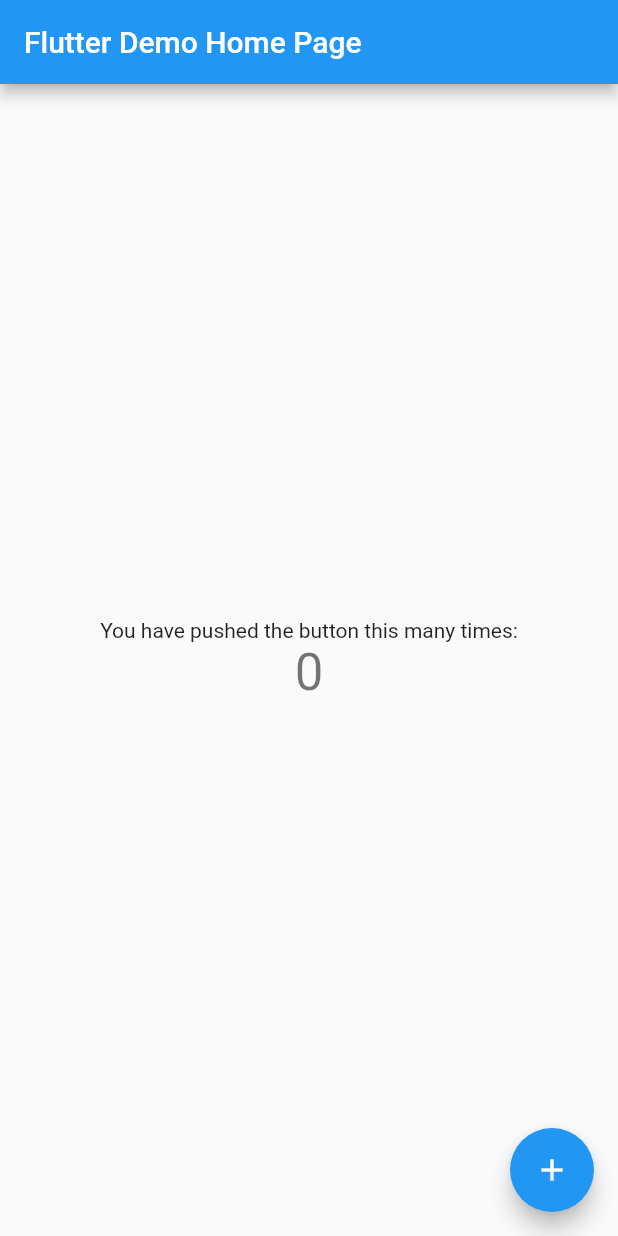
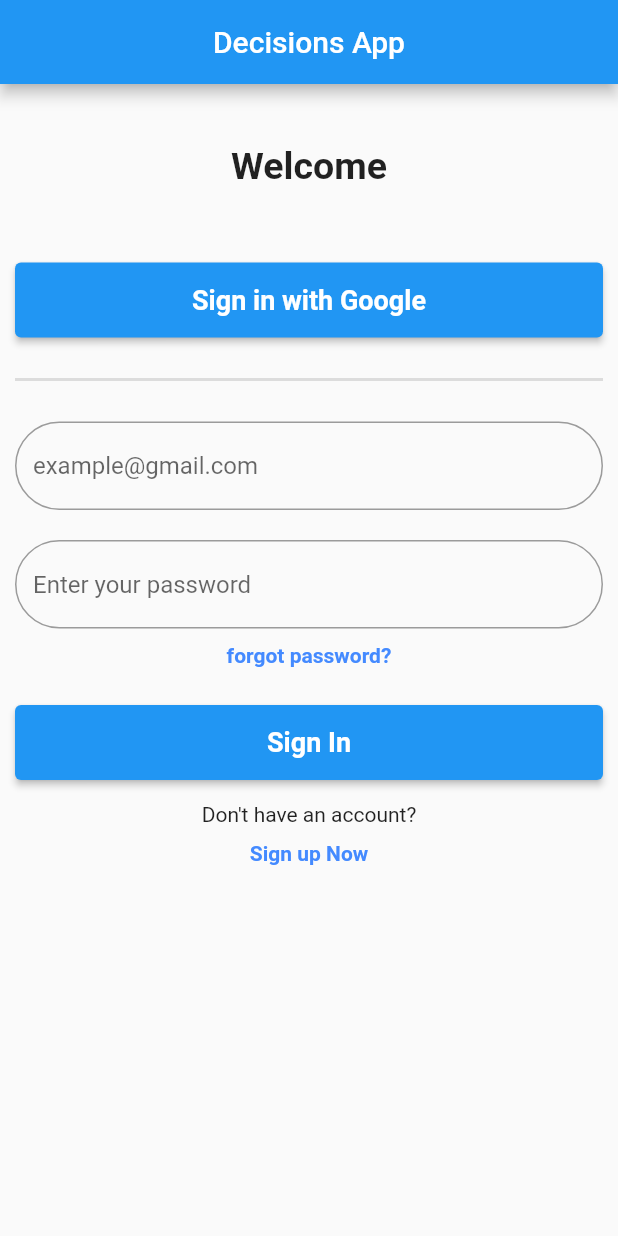
Before and after one commit to taltrums/decisions, a Flutter app: the screen it shows after launch, on a phone screen of 412 x 824 dp. Run offline on Flutter 3.47's test engine with Material 2 defaults, Android fonts, the phone set to English and light mode, and no system bars; our stand-ins replace firebase_auth, firebase_core, fluttertoast, google_sign_in; accounts and stored records are empty.

Commit message:
add authentication

```diff
--- a/lib/main.dart
+++ b/lib/main.dart
@@ -1,115 +1,45 @@
+import 'package:decisionsapp/pages/signinpage.dart';
+import 'package:decisionsapp/utils/authentication.dart';
+import 'package:firebase_core/firebase_core.dart';
 import 'package:flutter/material.dart';
+import 'firebase_options.dart';
 
-void main() {
+void main() async {
+  WidgetsFlutterBinding.ensureInitialized();
+  //Authentication.initializeFirebase();
+  await Firebase.initializeApp(
+    options: DefaultFirebaseOptions.currentPlatform,
+  );
+
   runApp(const MyApp());
 }
 
 class MyApp extends StatelessWidget {
-  const MyApp({super.key});
-
-  // This widget is the root of your application.
-  @override
-  Widget build(BuildContext context) {
-    return MaterialApp(
-      title: 'Flutter Demo',
-      theme: ThemeData(
-        // This is the theme of your application.
-        //
-        // Try running your application with "flutter run". You'll see the
-        // application has a blue toolbar. Then, without quitting the app, try
-        // changing the primarySwatch below to Colors.green and then invoke
-        // "hot reload" (press "r" in the console where you ran "flutter run",
-        // or simply save your changes to "hot reload" in a Flutter IDE).
-        // Notice that the counter didn't reset back to zero; the application
-        // is not restarted.
-        primarySwatch: Colors.blue,
-      ),
-      home: const MyHomePage(title: 'Flutter Demo Home Page'),
-    );
-  }
-}
-
-class MyHomePage extends StatefulWidget {
-  const MyHomePage({super.key, required this.title});
-
-  // This widget is the home page of your application. It is stateful, meaning
-  // that it has a State object (defined below) that contains fields that affect
-  // how it looks.
-
-  // This class is the configuration for the state. It holds the values (in this
-  // case the title) provided by the parent (in this case the App widget) and
-  // used by the build method of the State. Fields in a Widget subclass are
-  // always marked "final".
-
-  final String title;
-
-  @override
-  State<MyHomePage> createState() => _MyHomePageState();
-}
-
-class _MyHomePageState extends State<MyHomePage> {
-  int _counter = 0;
-
-  void _incrementCounter() {
-    setState(() {
-      // This call to setState tells the Flutter framework that something has
-      // changed in this State, which causes it to rerun the build method below
-      // so that the display can reflect the updated values. If we changed
-      // _counter without calling setState(), then the build method would not be
-      // called again, and so nothing would appear to happen.
-      _counter++;
-    });
-  }
+  const MyApp({Key? key}) : super(key: key);
 
   @override
   Widget build(BuildContext context) {
-    // This method is rerun every time setState is called, for instance as done
-    // by the _incrementCounter method above.
-    //
-    // The Flutter framework has been optimized to make rerunning build methods
-    // fast, so that you can just rebuild anything that needs updating rather
-    // than having to individually change instances of widgets.
-    return Scaffold(
-      appBar: AppBar(
-        // Here we take the value from the MyHomePage object that was created by
-        // the App.build method, and use it to set our appbar title.
-        title: Text(widget.title),
-      ),
-      body: Center(
-        // Center is a layout widget. It takes a single child and positions it
-        // in the middle of the parent.
-        child: Column(
-          // Column is also a layout widget. It takes a list of children and
-          // arranges them vertically. By default, it sizes itself to fit its
-          // children horizontally, and tries to be as tall as its parent.
-          //
-          // Invoke "debug painting" (press "p" in the console, choose the
-          // "Toggle Debug Paint" action from the Flutter Inspector in Android
-          // Studio, or the "Toggle Debug Paint" command in Visual Studio Code)
-          // to see the wireframe for each widget.
-          //
-          // Column has various properties to control how it sizes itself and
-          // how it positions its children. Here we use mainAxisAlignment to
-          // center the children vertically; the main axis here is the vertical
-          // axis because Columns are vertical (the cross axis would be
-          // horizontal).
-          mainAxisAlignment: MainAxisAlignment.center,
-          children: <Widget>[
-            const Text(
-              'You have pushed the button this many times:',
-            ),
-            Text(
-              '$_counter',
-              style: Theme.of(context).textTheme.headlineMedium,
-            ),
-          ],
-        ),
-      ),
-      floatingActionButton: FloatingActionButton(
-        onPressed: _incrementCounter,
-        tooltip: 'Increment',
-        child: const Icon(Icons.add),
-      ), // This trailing comma makes auto-formatting nicer for build methods.
-    );
+    return FutureBuilder(
+        future: Authentication.initializeFirebase(),
+        builder: (context, snapshot) {
+          if (snapshot.hasError) {
+            return Text(
+              'Something went wrong',
+              textDirection: TextDirection.ltr,
+            );
+          }
+          if (snapshot.connectionState == ConnectionState.done) {
+            return MaterialApp(
+              title: 'Decisions App',
+              debugShowCheckedModeBanner: false,
+              theme: ThemeData(
+                primarySwatch: Colors.blue,
+              ),
+              home: const LoginPage(),
+            );
+          }
+          return CircularProgressIndicator(
+              valueColor: AlwaysStoppedAnimation<Color>(Colors.orange));
+        });
   }
 }
--- /dev/null
+++ b/lib/pages/signinpage.dart
@@ -0,0 +1,157 @@
+import 'package:decisionsapp/pages/homepage.dart';
+import 'package:decisionsapp/pages/registerpage.dart';
+import 'package:decisionsapp/pages/resetpassword.dart';
+import 'package:decisionsapp/utils/authentication.dart';
+import 'package:flutter/material.dart';
+
+class LoginPage extends StatefulWidget {
+  const LoginPage({Key? key}) : super(key: key);
+
+  @override
+  State<LoginPage> createState() => _LoginPageState();
+}
+
+class _LoginPageState extends State<LoginPage> {
+  late String _email, _password;
+
+  @override
+  void initState() {
+    //ToDo: checkSignedIn
+    super.initState();
+  }
+
+  @override
+  Widget build(BuildContext context) {
+    return Scaffold(
+        appBar: AppBar(
+          centerTitle: true,
+          backgroundColor: Colors.blueAccent[300],
+          title: Text('Decisions App'),
+        ),
+        body: Padding(
+          padding: EdgeInsets.only(top: 40, left: 10, right: 10),
+          child: Column(
+            children: [
+              Center(
+                child: Text(
+                  'Welcome',
+                  style: TextStyle(fontSize: 25, fontWeight: FontWeight.bold),
+                ),
+              ),
+              SizedBox(height: 50),
+              Container(
+                padding: EdgeInsets.only(bottom: 0),
+                width: MediaQuery.of(context).size.width,
+                height: 50,
+                child: ElevatedButton(
+                    style: ButtonStyle(
+                      backgroundColor:
+                          MaterialStateProperty.all(Colors.blueAccent[300]),
+                    ),
+                    onPressed: () {
+                      Authentication.signinWithGoogle(context: context);
+                      print('logged in with google');
+                    },
+                    child: Row(
+                      mainAxisAlignment: MainAxisAlignment.center,
+                      children: [
+                        Text(
+                          'Sign in with Google',
+                          style: TextStyle(
+                              fontWeight: FontWeight.bold,
+                              fontSize: 18,
+                              color: Colors.white),
+                        ),
+                      ],
+                    )),
+              ),
+              SizedBox(
+                height: 20,
+              ),
+              Divider(
+                thickness: 2,
+              ),
+              SizedBox(
+                height: 20,
+              ),
+              TextField(
+                decoration: InputDecoration(
+                    hintText: "example@gmail.com",
+                    border: OutlineInputBorder(
+                        borderRadius: BorderRadius.all(Radius.circular(32.0)))),
+                onChanged: (value) {
+                  setState(() {
+                    _email = value.trim();
+                  });
+                },
+              ),
+              SizedBox(height: 20),
+              TextField(
+                obscureText: true,
+                decoration: InputDecoration(
+                    hintText: "Enter your password",
+                    border: OutlineInputBorder(
+                        borderRadius: BorderRadius.all(Radius.circular(32.0)))),
+                onChanged: (value) {
+                  setState(() {
+                    _password = value.trim();
+                  });
+                },
+              ),
+              SizedBox(
+                height: 10,
+              ),
+              GestureDetector(
+                onTap: () {
+                  Navigator.of(context).push(
+                      MaterialPageRoute(builder: (context) => ResetPassword()));
+                },
+                child: Text(
+                  'forgot password?',
+                  style: TextStyle(
+                      color: Colors.blueAccent, fontWeight: FontWeight.bold),
+                ),
+              ),
+              SizedBox(height: 25),
+              Container(
+                width: MediaQuery.of(context).size.width,
+                height: 50,
+                child: ElevatedButton(
+                    style: ButtonStyle(
+                      backgroundColor:
+                          MaterialStateProperty.all(Colors.blueAccent[300]),
+                    ),
+                    onPressed: () {
+                      Authentication.signin(context, _email, _password);
+                    },
+                    child: Text(
+                      'Sign In',
+                      style: TextStyle(
+                        fontWeight: FontWeight.bold,
+                        fontSize: 18,
+                      ),
+                    )),
+              ),
+              SizedBox(
+                height: 15,
+              ),
+              Text('Don\'t have an account?'),
+              SizedBox(
+                height: 10,
+              ),
+              GestureDetector(
+                onTap: () {
+                  Navigator.of(context).push(
+                      MaterialPageRoute(builder: (context) => RegisterPage()));
+                },
+                child: Text(
+                  'Sign up Now',
+                  style: TextStyle(
+                      color: Colors.blueAccent, fontWeight: FontWeight.bold),
+                ),
+              ),
+            ],
+          ),
+        ));
+  }
+}
--- a/pubspec.yaml
+++ b/pubspec.yaml
@@ -28,6 +28,9 @@
 # the latest version available on pub.dev. To see which dependencies have newer
 # versions available, run `flutter pub outdated`.
 dependencies:
+  firebase_auth: ^4.5.0
+  firebase_core: ^2.11.0
+  google_sign_in: ^6.1.0
   flutter:
     sdk: flutter
 
@@ -35,6 +38,7 @@
   # The following adds the Cupertino Icons font to your application.
   # Use with the CupertinoIcons class for iOS style icons.
   cupertino_icons: ^1.0.2
+  fluttertoast: ^8.2.1
 
 dev_dependencies:
   flutter_test:
```
Also changed, not shown: lib/pages/dashboardpage.dart (added, +45 -0 lines), lib/pages/registerpage.dart (added, +92 -0 lines), lib/pages/resetpassword.dart (added, +64 -0 lines), lib/pages/signoutpage.dart (added, +49 -0 lines), lib/pages/verifypage.dart (added, +59 -0 lines), lib/utils/authentication.dart (added, +78 -0 lines), lib/firebase_options.dart (added), pubspec.lock, 3 other files.
